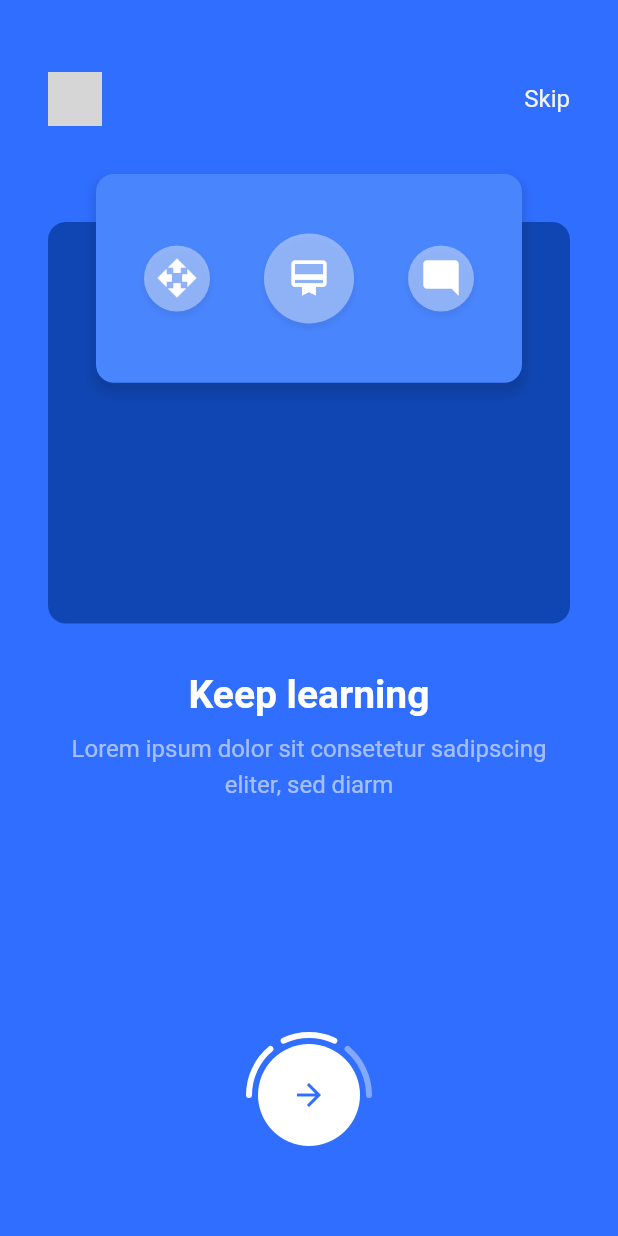
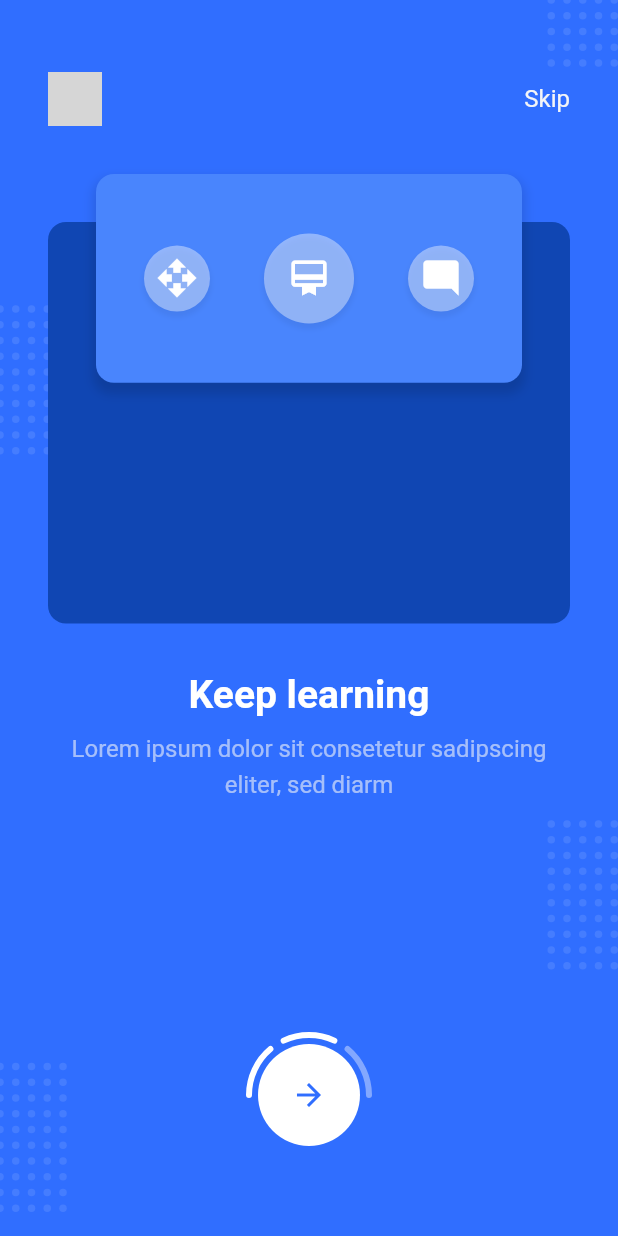
Before and after one commit to Danopie/onboarding_concept, a Flutter app: the screen it shows after launch, after a tap on the "arrow forward" icon, on a phone screen of 412 x 824 dp. Run offline on Flutter 3.47's test engine with Material 2 defaults, Android fonts, the phone set to English and light mode, and no system bars; network calls fail; grey boxes are pictures that could not be loaded.

Commit message:
Finish onboarding page animations

```diff
--- a/lib/onboarding_page.dart
+++ b/lib/onboarding_page.dart
@@ -6,41 +6,6 @@ import 'package:onboardingconcept/constants.dart';
 class OnBoardingPage extends StatefulWidget {
   @override
   _OnBoardingPageState createState() => _OnBoardingPageState();
-}
-
-class BoardingItem {
-  final String header;
-  final String description;
-  final List<Widget> lightCardIcons;
-  final Widget darkCardWidget;
-  final bool isLightCardTop;
-
-  const BoardingItem({
-    @required this.header,
-    @required this.description,
-    @required this.lightCardIcons,
-    @required this.darkCardWidget,
-    @required this.isLightCardTop,
-  });
-
-  @override
-  bool operator ==(Object other) =>
-      identical(this, other) ||
-      other is BoardingItem &&
-          runtimeType == other.runtimeType &&
-          header == other.header &&
-          description == other.description &&
-          lightCardIcons == other.lightCardIcons &&
-          darkCardWidget == other.darkCardWidget &&
-          isLightCardTop == other.isLightCardTop;
-
-  @override
-  int get hashCode =>
-      header.hashCode ^
-      description.hashCode ^
-      lightCardIcons.hashCode ^
-      darkCardWidget.hashCode ^
-      isLightCardTop.hashCode;
 }
 
 class _OnBoardingPageState extends State<OnBoardingPage> {
@@ -111,7 +76,41 @@ class _OnBoardingPageState extends State<OnBoardingPage> {
     var item = items[index];
     return Scaffold(
       backgroundColor: kBlue,
-      body: Container(
+      body: Stack(
+        children: [
+          Positioned(
+            right: 0,
+            top: 0,
+            child: DotGrid(
+              verticalCount: 5,
+              horizontalCount: 5,
+            ),
+          ),
+          Positioned(
+            left: 0,
+            top: MediaQuery.of(context).size.height * 1 / 4,
+            child: DotGrid(
+              verticalCount: 10,
+              horizontalCount: 5,
+            ),
+          ),
+          Positioned(
+            left: 0,
+            bottom: kPaddingM,
+            child: DotGrid(
+              verticalCount: 10,
+              horizontalCount: 5,
+            ),
+          ),
+          Positioned(
+            right: 0,
+            top: MediaQuery.of(context).size.height * 2 / 3,
+            child: DotGrid(
+              verticalCount: 10,
+              horizontalCount: 5,
+            ),
+          ),
+          Container(
               margin: EdgeInsets.symmetric(
                 vertical: kPaddingL + kPaddingM,
                 horizontal: kPaddingL,
@@ -129,8 +128,7 @@ class _OnBoardingPageState extends State<OnBoardingPage> {
                     height: kPaddingL,
                   ),
                   TextColumn(
-                header: item.header,
-                description: item.description,
+                    item: item,
                   ),
                   Spacer(),
                   CurrentPageIndicator(
@@ -141,13 +139,54 @@ class _OnBoardingPageState extends State<OnBoardingPage> {
                         setState(() {
                           index += 1;
                         });
+                      } else {
+                        setState(() {
+                          index = 0;
+                        });
                       }
                     }),
                   ),
                 ],
               )),
+        ],
+      ),
     );
   }
+}
+
+class BoardingItem {
+  final String header;
+  final String description;
+  final List<Widget> lightCardIcons;
+  final Widget darkCardWidget;
+  final bool isLightCardTop;
+
+  const BoardingItem({
+    @required this.header,
+    @required this.description,
+    @required this.lightCardIcons,
+    @required this.darkCardWidget,
+    @required this.isLightCardTop,
+  });
+
+  @override
+  bool operator ==(Object other) =>
+      identical(this, other) ||
+      other is BoardingItem &&
+          runtimeType == other.runtimeType &&
+          header == other.header &&
+          description == other.description &&
+          lightCardIcons == other.lightCardIcons &&
+          darkCardWidget == other.darkCardWidget &&
+          isLightCardTop == other.isLightCardTop;
+
+  @override
+  int get hashCode =>
+      header.hashCode ^
+      description.hashCode ^
+      lightCardIcons.hashCode ^
+      darkCardWidget.hashCode ^
+      isLightCardTop.hashCode;
 }
 
 class CommunityCard extends StatelessWidget {
@@ -175,7 +214,7 @@ class CommunityCard extends StatelessWidget {
           ),
         Icon(iconData, color: Colors.white.withOpacity(0.8), size: 38),
         Container(
-          height: 16,
+          height: 12,
         ),
         Expanded(
           child: CustomPaint(
@@ -222,7 +261,7 @@ class VerticalDashedContainer extends CustomPainter {
   }
 }
 
-class CurrentPageIndicator extends StatelessWidget {
+class CurrentPageIndicator extends StatefulWidget {
   final int page;
   final int total;
   final Widget child;
@@ -231,12 +270,37 @@ class CurrentPageIndicator extends StatelessWidget {
       : super(key: key);
 
   @override
+  _CurrentPageIndicatorState createState() => _CurrentPageIndicatorState();
+}
+
+class _CurrentPageIndicatorState extends State<CurrentPageIndicator>
+    with SingleTickerProviderStateMixin {
+  AnimationController _controller;
+
+  @override
+  void initState() {
+    _controller = AnimationController(
+        vsync: this, duration: Duration(milliseconds: 500), value: 1.0);
+
+    super.initState();
+  }
+
+  @override
+  void didUpdateWidget(CurrentPageIndicator oldWidget) {
+    if (oldWidget.page != widget.page) {
+      _controller.forward(from: 0.0);
+    }
+    super.didUpdateWidget(oldWidget);
+  }
+
+  @override
   Widget build(BuildContext context) {
     return CustomPaint(
-      painter: IndicatorPainter(total, page),
+      painter: IndicatorPainter(widget.total, widget.page,
+          CurvedAnimation(parent: _controller, curve: Curves.decelerate)),
       child: Container(
         margin: EdgeInsets.all(12),
-        child: child,
+        child: widget.child,
       ),
     );
   }
@@ -245,8 +309,13 @@ class CurrentPageIndicator extends StatelessWidget {
 class IndicatorPainter extends CustomPainter {
   final int pageCount;
   final int currentPage;
+  final Animation<double> loopAnimation;
 
-  IndicatorPainter(this.pageCount, this.currentPage);
+  final currentPageColorTween =
+      ColorTween(begin: Colors.white.withOpacity(0.4), end: Colors.white);
+
+  IndicatorPainter(this.pageCount, this.currentPage, this.loopAnimation)
+      : super(repaint: loopAnimation);
 
   @override
   void paint(Canvas canvas, Size size) {
@@ -256,7 +325,7 @@ class IndicatorPainter extends CustomPainter {
         center: center, width: size.width - 12, height: size.height - 12);
 
     final currentPagePaint = Paint()
-      ..color = Colors.white
+      ..color = currentPageColorTween.evaluate(loopAnimation)
       ..strokeWidth = 4
       ..style = PaintingStyle.stroke
       ..strokeCap = StrokeCap.round;
@@ -267,12 +336,84 @@ class IndicatorPainter extends CustomPainter {
       ..style = PaintingStyle.stroke
       ..strokeCap = StrokeCap.round;
 
+    final offsetAngle =
+        Tween<double>(begin: 0, end: pi * 2).evaluate(loopAnimation) *
+            (currentPage % 2 == 0 ? -1 : 1);
     final spaceAngle = pi / 12;
     final sweepAngle = ((pi - ((pageCount - 1) * spaceAngle)) / pageCount);
 
     for (int i = 0; i < pageCount; i++) {
-      canvas.drawArc(rect, pi + sweepAngle * i + spaceAngle * i, sweepAngle,
-          false, i <= currentPage - 1 ? currentPagePaint : otherPagePaint);
+      canvas.drawArc(
+          rect,
+          pi + sweepAngle * i + spaceAngle * i + offsetAngle,
+          sweepAngle,
+          false,
+          i <= currentPage - 1 ? currentPagePaint : otherPagePaint);
+    }
+  }
+
+  @override
+  bool shouldRepaint(CustomPainter oldDelegate) {
+    return true;
+  }
+}
+
+class DotGrid extends StatelessWidget {
+  final int horizontalCount;
+  final int verticalCount;
+
+  const DotGrid({
+    Key key,
+    this.horizontalCount,
+    this.verticalCount,
+  }) : super(key: key);
+
+  @override
+  Widget build(BuildContext context) {
+    final dotSize = 2.5;
+    final spaceSize = 8.0;
+    final width =
+        (horizontalCount * dotSize) + ((horizontalCount - 1) * spaceSize);
+    final height =
+        (verticalCount * dotSize) + ((verticalCount - 1) * spaceSize);
+    return CustomPaint(
+      painter: DotGridPainter(
+        horizontalCount,
+        verticalCount,
+        kWhite.withOpacity(0.1),
+        dotSize,
+        spaceSize,
+      ),
+      child: Container(
+        width: width,
+        height: height,
+      ),
+    );
+  }
+}
+
+class DotGridPainter extends CustomPainter {
+  final int horizontalCount;
+  final int verticalCount;
+  final Color color;
+  final double dotSize;
+  final double spaceSize;
+
+  DotGridPainter(this.horizontalCount, this.verticalCount, this.color,
+      this.dotSize, this.spaceSize);
+
+  @override
+  void paint(Canvas canvas, Size size) {
+    for (int i = 0; i < horizontalCount; i++) {
+      for (int j = 0; j < verticalCount; j++) {
+        canvas.drawCircle(
+            Offset(
+              (spaceSize + dotSize) * i,
+              (dotSize + spaceSize) * j,
+            ),
+            dotSize.toDouble(),
+            Paint()..color = color);
+      }
     }
   }
 
@@ -335,8 +476,8 @@ class _CardStackState extends State<CardStack>
 
   @override
   void initState() {
-    _controller =
-        AnimationController(vsync: this, duration: Duration(milliseconds: 750));
+    _controller = AnimationController(
+        vsync: this, duration: Duration(milliseconds: 1000));
     oldItem = widget.item;
     super.initState();
   }
@@ -360,24 +501,22 @@ class _CardStackState extends State<CardStack>
             position: Tween<Offset>(begin: Offset.zero, end: Offset(-2, 0))
                 .animate(CurvedAnimation(
                     parent: _controller,
-                    curve: Interval(0.2, 1.0, curve: Curves.decelerate))),
+                    curve: Interval(0.1, 1.0, curve: Curves.decelerate))),
             child: DarkCard(
               darkCardWidget: oldItem.darkCardWidget,
               isTop: oldItem.isLightCardTop,
             ),
           ),
-
           SlideTransition(
             position: Tween<Offset>(begin: Offset(2, 0), end: Offset.zero)
                 .animate(CurvedAnimation(
               parent: _controller,
-              curve: Interval(0.2, 1.0, curve: Curves.decelerate),
+              curve: Curves.decelerate,
             )),
             child: DarkCard(
                 darkCardWidget: widget.item.darkCardWidget,
                 isTop: widget.item.isLightCardTop),
           ),
-
           Positioned(
             top: oldItem.isLightCardTop ? 0 : null,
             bottom: oldItem.isLightCardTop ? null : 0,
@@ -390,7 +529,6 @@ class _CardStackState extends State<CardStack>
               child: LightCard(lightCardIcons: oldItem.lightCardIcons),
             ),
           ),
-
           Positioned(
             top: widget.item.isLightCardTop ? 0 : null,
             bottom: widget.item.isLightCardTop ? null : 0,
@@ -399,7 +537,8 @@ class _CardStackState extends State<CardStack>
             child: SlideTransition(
               position: Tween<Offset>(begin: Offset(2, 0), end: Offset.zero)
                   .animate(CurvedAnimation(
-                      parent: _controller, curve: Curves.decelerate)),
+                      parent: _controller,
+                      curve: Interval(0.2, 1.0, curve: Curves.decelerate))),
               child: LightCard(lightCardIcons: widget.item.lightCardIcons),
             ),
           )
@@ -501,20 +640,64 @@ class NextButton extends StatelessWidget {
   }
 }
 
-class TextColumn extends StatelessWidget {
-  final String header;
+class TextColumn extends StatefulWidget {
+  final BoardingItem item;
 
-  final String description;
+  const TextColumn({Key key, this.item}) : super(key: key);
 
-  const TextColumn({Key key, this.header, this.description}) : super(key: key);
+  @override
+  _TextColumnState createState() => _TextColumnState();
+}
+
+class _TextColumnState extends State<TextColumn>
+    with SingleTickerProviderStateMixin {
+  BoardingItem oldItem;
+  AnimationController _controller;
+
+  @override
+  void initState() {
+    _controller =
+        AnimationController(vsync: this, duration: Duration(milliseconds: 180));
+    oldItem = widget.item;
+    super.initState();
+  }
+
+  @override
+  void didUpdateWidget(TextColumn oldWidget) {
+    if (oldWidget.item != widget.item) {
+      oldItem = oldWidget.item;
+      _controller.forward(from: 0.0);
+    }
+    super.didUpdateWidget(oldWidget);
+  }
 
   @override
   Widget build(BuildContext context) {
     return Container(
-      child: Column(
+      child: Stack(
+        children: <Widget>[
+          if (oldItem != widget.item)
+            FadeTransition(
+                opacity: Tween<double>(begin: 0.0, end: 1.0).animate(
+                    CurvedAnimation(
+                        parent: _controller, curve: Curves.decelerate)),
+                child: buildItems(widget.item)),
+          FadeTransition(
+              opacity: Tween<double>(begin: 1.0, end: 0.0).animate(
+                  CurvedAnimation(
+                      parent: _controller, curve: Curves.decelerate)),
+              child: buildItems(oldItem))
+        ],
+      ),
+    );
+  }
+
+  Column buildItems(BoardingItem item) {
+    return Column(
+      key: ObjectKey(item),
       children: <Widget>[
         Text(
-            header,
+          item.header,
           style: TextStyle(
               fontWeight: FontWeight.bold, fontSize: 26, color: Colors.white),
         ),
@@ -522,7 +705,7 @@ class TextColumn extends StatelessWidget {
           height: kPaddingS,
         ),
         Text(
-            description,
+          item.description,
           textAlign: TextAlign.center,
           style: TextStyle(
               fontWeight: FontWeight.normal,
@@ -531,7 +714,6 @@ class TextColumn extends StatelessWidget {
               color: kGrey.withOpacity(0.6)),
         ),
       ],
-      ),
     );
   }
 }
```
Lines whose indentation alone changed are shown as unchanged.
